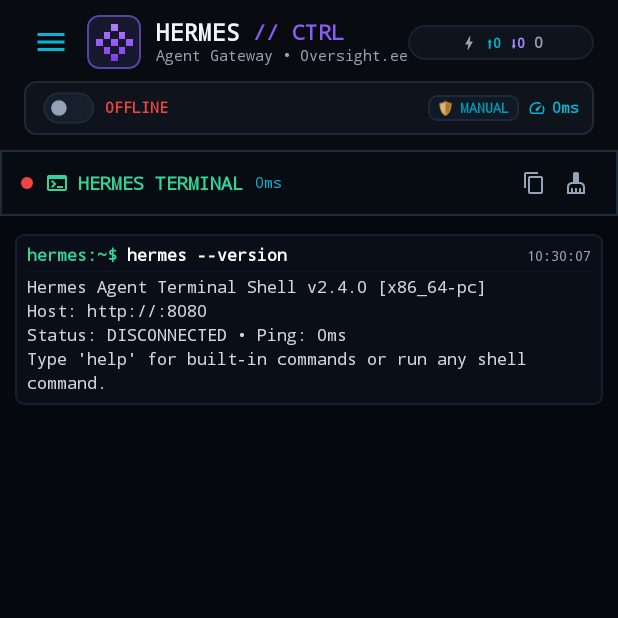
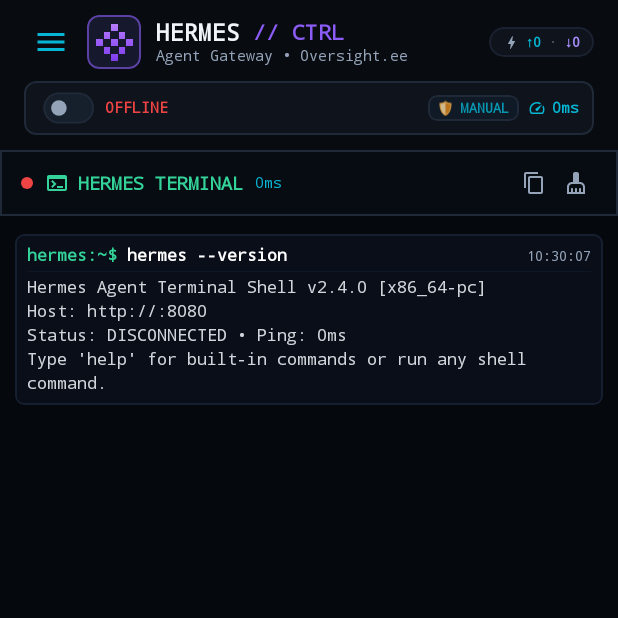
Before and after one commit to engmhmdnsr/HERMES-APP-ANDROID, an Android app built with Jetpack Compose: the screen it shows after launch (MainActivity), item 2 of the bottom bar chosen, on a phone screen of 412 x 824 dp, the top half of it. Run offline under Robolectric (Android 15) with nearby library versions, the light colour scheme and no system bars; 1 statement that could not run was skipped.

Commit message:
fix: token pill - compact single-line ↑in · ↓out, uniform font size, removed oversized total + emoji arrows

```diff
--- a/app/src/main/java/ee/oversight/hermes/ui/components/CyberpunkTopBar.kt
+++ b/app/src/main/java/ee/oversight/hermes/ui/components/CyberpunkTopBar.kt
@@ -171,16 +171,15 @@ fun CyberpunkTopBar(
             // Right side: token consumption (compact, next to the logo/title)
             Row(
                 modifier = Modifier
-                    .clip(RoundedCornerShape(20.dp))
+                    .clip(RoundedCornerShape(14.dp))
                     .background(if (totalTok > 0) NeonAmber.copy(alpha = 0.10f) else Color(0xFF0F141C))
                     .border(
                         1.dp,
                         if (totalTok > 0) NeonAmber.copy(alpha = 0.35f) else Color(0xFF1A2130),
-                        RoundedCornerShape(20.dp)
+                        RoundedCornerShape(14.dp)
                     )
                     .clickable { showTokenDetail = true }
-                    .widthIn(min = 150.dp, max = 150.dp)
-                    .padding(horizontal = 10.dp, vertical = 5.dp),
+                    .padding(horizontal = 9.dp, vertical = 4.dp),
                 horizontalArrangement = Arrangement.Center,
                 verticalAlignment = Alignment.CenterVertically
             ) {
@@ -188,22 +187,20 @@ fun CyberpunkTopBar(
                     imageVector = Icons.Default.Bolt,
                     contentDescription = "Token Usage",
                     tint = if (totalTok > 0) NeonAmber else TextSecondary,
-                    modifier = Modifier.size(12.dp)
+                    modifier = Modifier.size(11.dp)
                 )
-                Spacer(modifier = Modifier.width(5.dp))
+                Spacer(modifier = Modifier.width(4.dp))
                 Text(
-                    text = "⬆${TokenUsage.formatTokenCount(inTok)}",
-                    style = MonospaceStyle.copy(fontSize = 9.5.sp, fontWeight = FontWeight.SemiBold, color = NeonCyan)
+                    text = "↑${TokenUsage.formatTokenCount(inTok)}",
+                    style = MonospaceStyle.copy(fontSize = 9.sp, fontWeight = FontWeight.SemiBold, color = NeonCyan)
                 )
-                Spacer(modifier = Modifier.width(6.dp))
                 Text(
-                    text = "⬇${TokenUsage.formatTokenCount(outTok)}",
-                    style = MonospaceStyle.copy(fontSize = 9.5.sp, fontWeight = FontWeight.SemiBold, color = NeonVioletLight)
+                    text = " · ",
+                    style = MonospaceStyle.copy(fontSize = 9.sp, color = TextSecondary.copy(alpha = 0.5f))
                 )
-                Spacer(modifier = Modifier.width(6.dp))
                 Text(
-                    text = TokenUsage.formatTokenCount(totalTok),
-                    style = MonospaceStyle.copy(fontSize = 10.sp, fontWeight = FontWeight.ExtraBold, color = if (totalTok > 0) NeonAmber else TextSecondary)
+                    text = "↓${TokenUsage.formatTokenCount(outTok)}",
+                    style = MonospaceStyle.copy(fontSize = 9.sp, fontWeight = FontWeight.SemiBold, color = NeonVioletLight)
                 )
             }
         }
```
